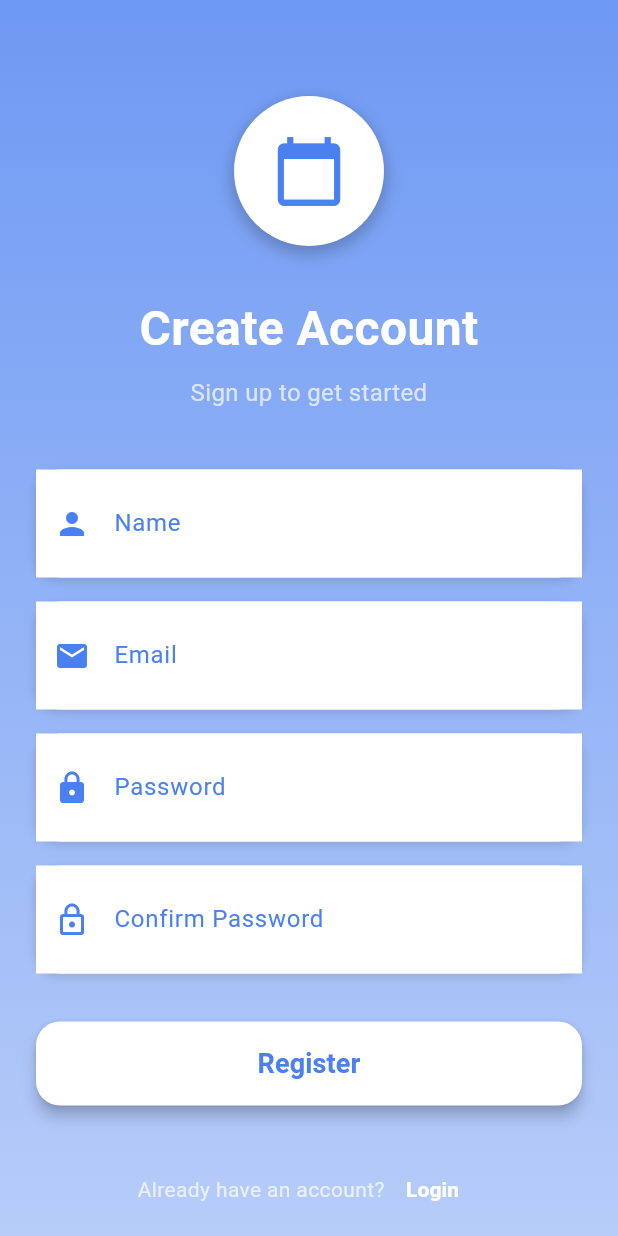
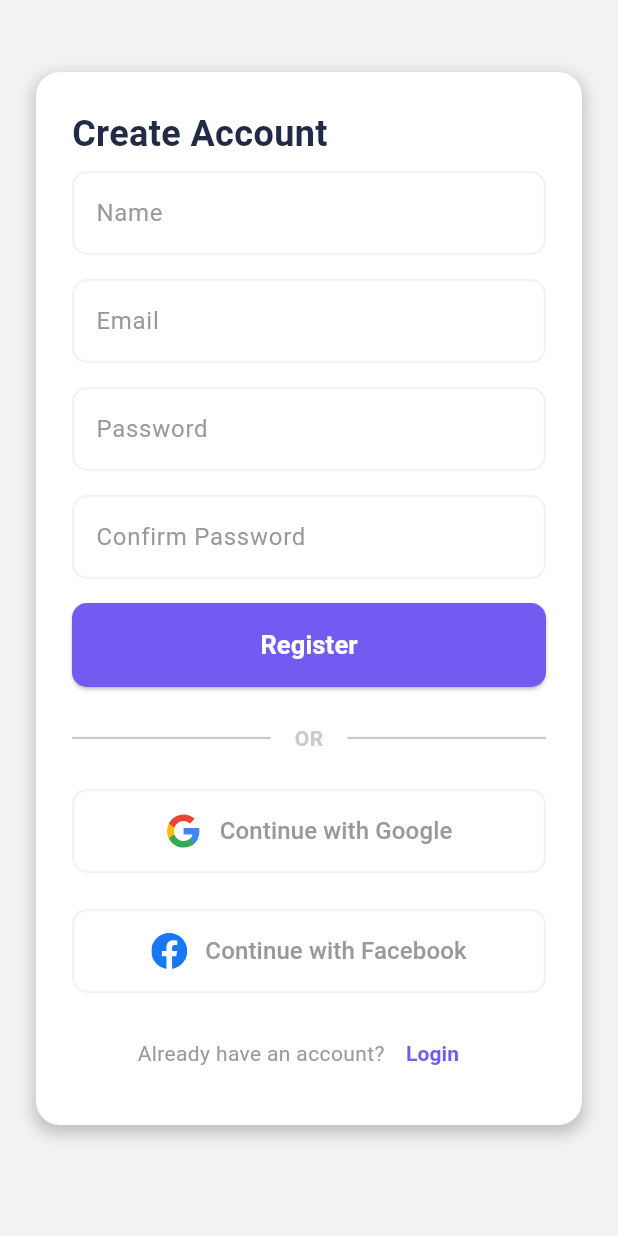
Before and after one commit to Kyoronginus/schedulingapp, a Flutter app: the screen it shows after launch, on a phone screen of 412 x 824 dp. Run offline on Flutter 3.47's test engine with Material 3 defaults, Android fonts, the phone set to English and light mode, and no system bars; our stand-ins replace flutter_linkify, flutter_secure_storage, flutter_svg, font_awesome_flutter, image_picker, shared_preferences and 1 more; missing offline and left inert: amplify_api, amplify_auth_cognito, amplify_core, amplify_datastore, amplify_flutter.

Commit message:
Refactor register screen with a new modern design

```diff
--- a/lib/auth/register/register_screen.dart
+++ b/lib/auth/register/register_screen.dart
@@ -1,9 +1,12 @@
 import 'package:flutter/material.dart';
 import 'package:amplify_auth_cognito/amplify_auth_cognito.dart';
 import 'package:amplify_flutter/amplify_flutter.dart';
+import 'package:flutter_svg/flutter_svg.dart';
 import '../verification/confirm_signup_screen.dart';
 import '../../utils/utils_functions.dart';
 import '../../routes/app_routes.dart';
+import 'package:font_awesome_flutter/font_awesome_flutter.dart';
+import '../auth_service.dart';
 
 class RegisterScreen extends StatefulWidget {
   const RegisterScreen({super.key});
@@ -119,204 +122,174 @@ class _RegisterPageState extends State<RegisterScreen> {
     }
   }
 
+  Future<void> _handleGoogleSignIn() async {
+    setState(() => _isLoading = true);
+
+    try {
+      final success = await signInWithGoogle(context);
+
+      if (success && mounted) {
+        // Navigate to home screen on successful login
+        Navigator.pushReplacementNamed(context, AppRoutes.home);
+      }
+    } catch (e) {
+      if (mounted) {
+        ScaffoldMessenger.of(context).showSnackBar(
+          SnackBar(content: Text('Google Sign In Error: $e')),
+        );
+      }
+    } finally {
+      if (mounted) {
+        setState(() => _isLoading = false);
+      }
+    }
+  }
+
+  Future<void> _handleFacebookSignIn() async {
+    setState(() => _isLoading = true);
+
+    try {
+      final success = await signInWithFacebook(context);
+
+      if (success && mounted) {
+        // Navigate to home screen on successful login
+        Navigator.pushReplacementNamed(context, AppRoutes.home);
+      }
+    } catch (e) {
+      if (mounted) {
+        ScaffoldMessenger.of(context).showSnackBar(
+          SnackBar(content: Text('Facebook Sign In Error: $e')),
+        );
+      }
+    } finally {
+      if (mounted) {
+        setState(() => _isLoading = false);
+      }
+    }
+  }
+
   @override
   Widget build(BuildContext context) {
+    final inputDecorationTheme = InputDecoration(
+      // Gaya untuk hint dan label saat tidak aktif
+      hintStyle: const TextStyle(color: Color(0xFF999999)),
+      labelStyle: const TextStyle(color: Color(0xFF999999)),
+
+      // Gaya untuk border saat tidak aktif
+      enabledBorder: OutlineInputBorder(
+        borderRadius: BorderRadius.circular(10.0),
+        borderSide: BorderSide(color: secondaryColor, width: 1.5),
+      ),
+
+      // Gaya untuk border saat aktif (di-klik)
+      focusedBorder: OutlineInputBorder(
+        borderRadius: BorderRadius.circular(10.0),
+        borderSide: BorderSide(color: primaryColor, width: 1.5),
+      ),
+    );
     return Scaffold(
-      body: Stack(
-        children: [
-          // Background gradient
-          Container(
-            decoration: BoxDecoration(
-              gradient: LinearGradient(
-                begin: Alignment.topCenter,
-                end: Alignment.bottomCenter,
-                colors: [
-                  primaryColor.withValues(alpha:0.8),
-                  primaryColor.withValues(alpha:0.6),
-                  primaryColor.withValues(alpha:0.4),
-                ],
-              ),
-            ),
-          ),
-          // Content
-          SafeArea(
-            child: SingleChildScrollView(
+      backgroundColor: Color(0XFFF2F2F2),
+      body: SafeArea(
+        child: Container(
           child: Padding(
-                padding: const EdgeInsets.all(24.0),
+            padding: const EdgeInsets.symmetric(horizontal: 24.0, vertical: 0),
             child: Column(
               crossAxisAlignment: CrossAxisAlignment.stretch,
               children: [
-                    const SizedBox(height: 40),
-                    // Logo or app icon
-                    Center(
-                      child: Container(
-                        width: 100,
-                        height: 100,
-                        decoration: BoxDecoration(
-                          color: Colors.white,
-                          shape: BoxShape.circle,
-                          boxShadow: [
-                            BoxShadow(
-                              color: Colors.black.withValues(alpha:0.2),
-                              spreadRadius: 2,
-                              blurRadius: 8,
-                              offset: const Offset(0, 4),
-                            ),
-                          ],
-                        ),
-                        child: Icon(
-                          Icons.calendar_today,
-                          size: 50,
-                          color: primaryColor,
-                        ),
-                      ),
-                    ),
-                    const SizedBox(height: 32),
+                const SizedBox(height: 48),
                 // Create account text
-                    const Text(
-                      "Create Account",
-                      style: TextStyle(
-                        fontSize: 32,
-                        fontWeight: FontWeight.bold,
-                        color: Colors.white,
-                      ),
-                      textAlign: TextAlign.center,
-                    ),
-                    const SizedBox(height: 8),
-                    const Text(
-                      "Sign up to get started",
-                      style: TextStyle(
-                        fontSize: 16,
-                        color: Colors.white70,
-                      ),
-                      textAlign: TextAlign.center,
-                    ),
-                    const SizedBox(height: 40),
-                    // Name field
                 Container(
+                  padding: const EdgeInsets.all(24.0),
                   decoration: BoxDecoration(
                     color: Colors.white,
                     borderRadius: BorderRadius.circular(16),
                     boxShadow: [
                       BoxShadow(
-                            color: Colors.black.withValues(alpha:0.1),
-                            spreadRadius: 1,
-                            blurRadius: 4,
-                            offset: const Offset(0, 2),
+                        // Warna bayangan dibuat sedikit transparan
+                        color: Colors.black.withOpacity(0.2),
+                        // Seberapa menyebar bayangannya
+                        spreadRadius: 2,
+                        // Seberapa kabur bayangannya
+                        blurRadius: 8,
+                        // Posisi bayangan (horizontal, vertikal)
+                        offset: const Offset(0, 4),
                       ),
                     ],
                   ),
-                      child: TextField(
+                  child: Column(
+                    crossAxisAlignment: CrossAxisAlignment.stretch,
+                    children: [
+                      const Text(
+                        "Create Account",
+                        style: TextStyle(
+                          fontSize: 24,
+                          fontWeight: FontWeight.bold,
+                          color: Color(0xFF222B45),
+                        ),
+                        textAlign: TextAlign.start
+                      ),
+                      const SizedBox(height: 8),
+                      // Name field
+                      Column(
+                        crossAxisAlignment: CrossAxisAlignment.start,
+                        children: [
+                          TextField(
                               controller: nameController,
-                        decoration: InputDecoration(
+                              decoration: inputDecorationTheme.copyWith(
                                 labelText: "Name",
-                          labelStyle: TextStyle(color: primaryColor),
-                          prefixIcon: Icon(Icons.person, color: primaryColor),
-                          border: InputBorder.none,
-                          contentPadding: const EdgeInsets.symmetric(horizontal: 16, vertical: 16),
+                                hintText: "Enter your name",
                               ),
                             ),
+                        ],
                       ),
                       const SizedBox(height: 16),
                       // Email field
-                    Container(
-                      decoration: BoxDecoration(
-                        color: Colors.white,
-                        borderRadius: BorderRadius.circular(16),
-                        boxShadow: [
-                          BoxShadow(
-                            color: Colors.black.withValues(alpha:0.1),
-                            spreadRadius: 1,
-                            blurRadius: 4,
-                            offset: const Offset(0, 2),
-                          ),
-                        ],
-                      ),
-                      child: TextField(
+                      TextField(
                           controller: emailController,
-                        decoration: InputDecoration(
+                          decoration: inputDecorationTheme.copyWith(
                             labelText: "Email",
-                          labelStyle: TextStyle(color: primaryColor),
-                          prefixIcon: Icon(Icons.email, color: primaryColor),
-                          border: InputBorder.none,
-                          contentPadding: const EdgeInsets.symmetric(horizontal: 16, vertical: 16),
-                        ),
+                            hintText: "Enter your email"
                           ),
                         ),
                       const SizedBox(height: 16),
                       // Password field
-                    Container(
-                      decoration: BoxDecoration(
-                        color: Colors.white,
-                        borderRadius: BorderRadius.circular(16),
-                        boxShadow: [
-                          BoxShadow(
-                            color: Colors.black.withValues(alpha:0.1),
-                            spreadRadius: 1,
-                            blurRadius: 4,
-                            offset: const Offset(0, 2),
-                          ),
-                        ],
-                      ),
-                      child: TextField(
+                        TextField(
                           controller: passwordController,
-                        decoration: InputDecoration(
+                          decoration: inputDecorationTheme.copyWith(
                             labelText: "Password",
-                          labelStyle: TextStyle(color: primaryColor),
-                          prefixIcon: Icon(Icons.lock, color: primaryColor),
-                          border: InputBorder.none,
-                          contentPadding: const EdgeInsets.symmetric(horizontal: 16, vertical: 16),
+                            hintText: "Enter your password"
                           ),
                           obscureText: true,
                         ),
-                    ),
                       const SizedBox(height: 16),
                       // Confirm Password field
-                    Container(
-                      decoration: BoxDecoration(
-                        color: Colors.white,
-                        borderRadius: BorderRadius.circular(16),
-                        boxShadow: [
-                          BoxShadow(
-                            color: Colors.black.withValues(alpha:0.1),
-                            spreadRadius: 1,
-                            blurRadius: 4,
-                            offset: const Offset(0, 2),
-                          ),
-                        ],
-                      ),
-                      child: TextField(
+                        TextField(
                           controller: confirmPasswordController,
-                        decoration: InputDecoration(
+                          decoration: inputDecorationTheme.copyWith(
                             labelText: "Confirm Password",
-                          labelStyle: TextStyle(color: primaryColor),
-                          prefixIcon: Icon(Icons.lock_outline, color: primaryColor),
-                          border: InputBorder.none,
-                          contentPadding: const EdgeInsets.symmetric(horizontal: 16, vertical: 16),
+                            hintText: "Confirm your password"
                           ),
                           obscureText: true,
                         ),
-                    ),
-                    const SizedBox(height: 32),
+                      const SizedBox(height: 16),
                       // Register button
                       SizedBox(
                         height: 56,
                         child: ElevatedButton(
                           onPressed: _isLoading ? null : _registerUser,
                           style: ElevatedButton.styleFrom(
-                          backgroundColor: Colors.white,
-                          foregroundColor: primaryColor,
+                            backgroundColor: primaryColor,
+                            foregroundColor: Colors.white,
                             shape: RoundedRectangleBorder(
-                            borderRadius: BorderRadius.circular(16),
+                              borderRadius: BorderRadius.circular(10),
                             ),
-                          elevation: 4,
                           ),
                           child: _isLoading
                               ? CircularProgressIndicator(color: primaryColor)
                               : const Text(
                                   "Register",
                                   style: TextStyle(
-                                  fontSize: 18,
+                                    fontSize: 17,
                                     fontWeight: FontWeight.bold,
                                   ),
                                 ),
@@ -334,36 +307,127 @@ class _RegisterPageState extends State<RegisterScreen> {
                             textAlign: TextAlign.center,
                           ),
                         ),
-                    const SizedBox(height: 32),
+                      const SizedBox(height: 24),
                       // Login link
+                const Row(
+                    children: [
+                      Expanded(
+                        child: Divider(
+                          color: Color(0xFFCACACA),
+                          thickness: 1.5,
+                        ),
+                      ),
+                      Padding(
+                        padding: EdgeInsets.symmetric(horizontal: 16),
+                        child: Text(
+                          "OR",
+                          style: TextStyle(
+                            color: Color(0xFFCACACA),
+                            fontWeight: FontWeight.bold,
+                          ),
+                        ),
+                      ),
+                      Expanded(
+                        child: Divider(
+                          color: Color(0xFFCACACA),
+                          thickness: 1.5,
+                        ),
+                      ),
+                    ],
+                  ),
+                  const SizedBox(height: 24),
+                  _buildSocialButton(
+                    icon: SvgPicture.asset('assets/icons/google-icon.svg',),
+                    text: "Continue with Google",
+                    onPressed: _handleGoogleSignIn,
+                    backgroundColor: Colors.white,
+                    textColor: Colors.black87,
+                  ),
+                  const SizedBox(height: 24),
+                  _buildSocialButton(
+                    icon: SvgPicture.asset(
+                      'assets/icons/facebook-icon.svg',
+                    ),
+                    text: "Continue with Facebook",
+                    onPressed: _handleFacebookSignIn,
+                    backgroundColor: Colors.white,
+                    textColor: Colors.black,
+                  ),
+                  const SizedBox(height: 16),
                       Row(
                         mainAxisAlignment: MainAxisAlignment.center,
                         children: [
                           const Text(
                             "Already have an account?",
-                          style: TextStyle(color: Colors.white70),
+                            style: TextStyle(color: Color(0xFF999999)),
                           ),
                           TextButton(
                             onPressed: () {
                               Navigator.pushReplacementNamed(context, AppRoutes.login);
                             },
-                          child: const Text(
+                            child: Text(
                               "Login",
                               style: TextStyle(
-                              color: Colors.white,
+                                color: primaryColor,
                                 fontWeight: FontWeight.bold,
                               ),
                             ),
                           ),
                         ],
+                      )
+                    ],
                   ),
-                    const SizedBox(height: 20),
+                ),
+                const SizedBox(height: 24),
               ],
             ),
           ),
         ),
       ),
+    );
+  }
+
+  Widget _buildSocialButton({
+    required Widget icon,
+    required String text,
+    required VoidCallback onPressed,
+    required Color backgroundColor,
+    required Color textColor,
+  }) {
+    return SizedBox(
+      height: 56,
+      child: ElevatedButton(
+        onPressed: onPressed,
+        style: ElevatedButton.styleFrom(
+          backgroundColor: backgroundColor,
+          foregroundColor: textColor,
+          shape: RoundedRectangleBorder(
+            borderRadius: BorderRadius.circular(10),
+          ),
+          elevation: 0,
+          side: BorderSide(
+          color: secondaryColor, // Warna garis tepi (abu-abu muda)
+          width: 1.5, // Ketebalan garis tepi
+        ),
+        ),
+        child: Row(
+          mainAxisAlignment: MainAxisAlignment.center,
+          children: [
+            SizedBox(
+            width: 24,
+            height: 24,
+            child: icon,
+            ),
+            const SizedBox(width: 12),
+            Text(
+              text,
+              style: const TextStyle(
+                fontSize: 16,
+                color: Color(0xFF999999)
+              ),
+            ),
           ],
+        ),
       ),
     );
   }
--- a/lib/utils/utils_functions.dart
+++ b/lib/utils/utils_functions.dart
@@ -6,7 +6,8 @@ import 'package:flutter/material.dart';
 Color panaceaTeal20 = const Color.fromARGB(255, 158, 239, 240);
 
 // Primary color for the app based on design
-Color primaryColor = const Color(0xFF4A80F0); // Blue color from design
+Color primaryColor = const Color(0xFF735BF2);
+Color secondaryColor = const Color(0xFFF2F2F2);
 
 MaterialColor createMaterialColor(String hexColor) {
   // Add alpha value if not provided
--- a/pubspec.yaml
+++ b/pubspec.yaml
@@ -28,7 +28,7 @@ environment:
 # the latest version available on pub.dev. To see which dependencies have newer
 # versions available, run `flutter pub outdated`.
 dependencies:
-  flutter_svg: ^2.0.7
+  flutter_svg: ^2.1.0
   amplify_api: ^1.0.0
   flutter:
     sdk: flutter
```
Also changed, not shown: assets/icons/facebook-icon.svg (added), assets/icons/google-icon.svg (added), 1 other file. Lines whose indentation alone changed are shown as unchanged.
